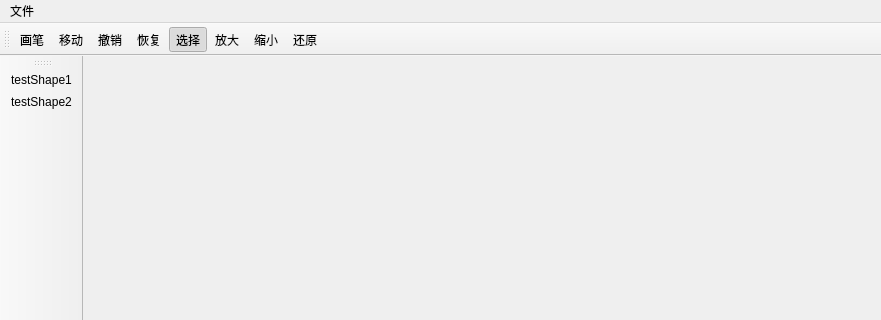
The window that mainwindow.ui (ITERATOR-ACM-TEAM/VIPainter) describes before a commit, drawn with Qt 5; both pictures show x 0 to 881 and y 0 to 320 of the 881 by 555 pixel window.
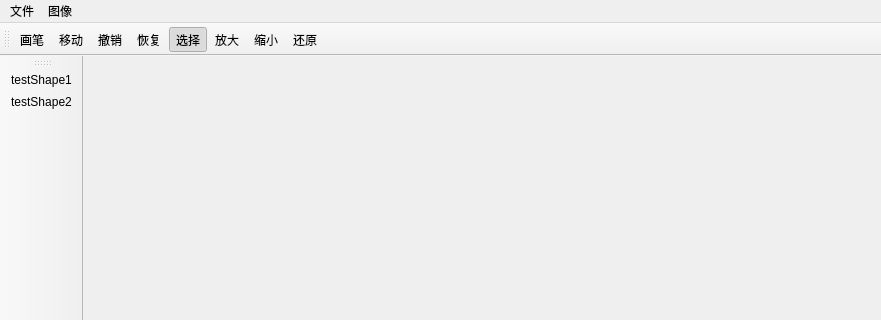
The same window after the commit. Icons and pictures are not drawn.

The edit to the form file:
```diff
--- a/mainwindow.ui
+++ b/mainwindow.ui
@@ -33,7 +33,15 @@
     <addaction name="actionSaveAs"/>
     <addaction name="actionClose"/>
    </widget>
+   <widget class="QMenu" name="menu_2">
+    <property name="title">
+     <string>图像</string>
+    </property>
+    <addaction name="actionCanvasSize"/>
+    <addaction name="actionShapeSize"/>
+   </widget>
    <addaction name="menu"/>
+   <addaction name="menu_2"/>
   </widget>
   <widget class="QToolBar" name="mainToolBar">
    <attribute name="toolBarArea">
```
Left out of the diff: 16 changed lines with no effect on the pictures.
